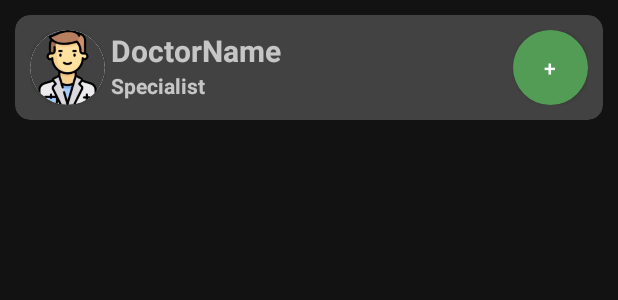
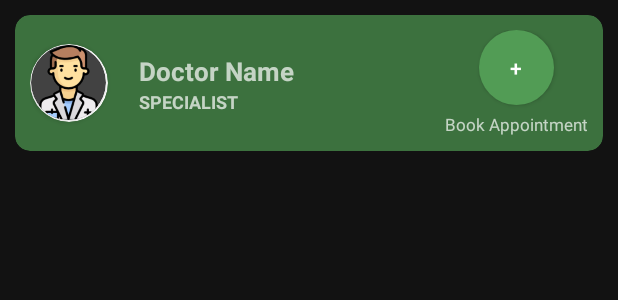
Before and after one commit to iamazmi/Hospitalmanagment, an Android app: the layout doctorview.xml on its own in the app's theme, with its tools: preview values and no code run, on a phone screen of 412 x 824 dp. Shown: the top 300 px of the screen. Run offline under Robolectric (Android 15) with nearby library versions, the phone set to English and light mode, and no system bars.

Commit message:
appointment done

```diff
--- a/app/src/main/res/drawable/circlebtn.xml
+++ b/app/src/main/res/drawable/circlebtn.xml
@@ -1,7 +1,6 @@
 <?xml version="1.0" encoding="utf-8"?>
 <shape xmlns:android="http://schemas.android.com/apk/res/android">
 
-    <solid android:color="#fff"/>
+    <solid android:color="@color/black"/>
     <corners android:radius="560dp"/>
-
 </shape>
--- a/app/src/main/res/layout/doctorview.xml
+++ b/app/src/main/res/layout/doctorview.xml
@@ -5,6 +5,7 @@
     android:layout_margin="10dp"
     xmlns:tools="http://schemas.android.com/tools"
     android:layout_width="match_parent"
+    app:cardBackgroundColor="@color/purple_700"
     android:layout_height="wrap_content">
 
     <androidx.constraintlayout.widget.ConstraintLayout
@@ -15,13 +16,13 @@
 
         <androidx.cardview.widget.CardView
             android:id="@+id/cardViewout"
-            android:layout_width="50dp"
-            android:layout_height="50dp"
+            android:layout_width="52dp"
+            android:layout_height="52dp"
             app:cardBackgroundColor="@color/white"
             app:cardCornerRadius="250dp"
-            app:layout_constraintBottom_toBottomOf="@+id/tryappointbtn"
+            app:layout_constraintBottom_toBottomOf="@+id/linearLayout2"
             app:layout_constraintStart_toStartOf="parent"
-            app:layout_constraintTop_toTopOf="@+id/tryappointbtn">
+            app:layout_constraintTop_toTopOf="parent">
 
             <androidx.cardview.widget.CardView
                 android:layout_width="50dp"
@@ -41,51 +42,74 @@
         </androidx.cardview.widget.CardView>
 
         <LinearLayout
+
             android:id="@+id/linearLayout"
             android:layout_width="wrap_content"
-            android:minWidth="250dp"
             android:layout_height="match_parent"
-            android:layout_marginStart="4dp"
+            android:layout_marginStart="12dp"
+            android:maxWidth="250dp"
             android:orientation="vertical"
-            app:layout_constraintBottom_toBottomOf="@+id/tryappointbtn"
+            app:layout_constraintBottom_toBottomOf="@+id/linearLayout2"
+            app:layout_constraintEnd_toStartOf="@+id/linearLayout2"
+            app:layout_constraintHorizontal_bias="0.079"
             app:layout_constraintStart_toEndOf="@+id/cardViewout"
-            app:layout_constraintTop_toTopOf="@+id/tryappointbtn"
-            app:layout_constraintVertical_bias="0.0">
+            app:layout_constraintTop_toTopOf="@+id/linearLayout2"
+            app:layout_constraintVertical_bias="0.515">
 
             <TextView
                 android:id="@+id/docname"
                 android:layout_width="wrap_content"
                 android:layout_height="wrap_content"
-                android:textSize="20sp"
-                android:textStyle="bold"
-                android:text="DoctorName" />
+                android:text="Doctor Name"
+                android:textSize="17sp"
+
+                android:textStyle="bold" />
 
             <TextView
+                android:textAllCaps="true"
                 android:id="@+id/docspec"
                 android:layout_width="wrap_content"
                 android:layout_height="wrap_content"
-                android:textStyle="bold"
-                android:text="Specialist" />
+                android:text="Specialist"
+                android:textSize="12sp"
+                android:textStyle="bold" />
+
             <TextView
                 android:id="@+id/docuid"
                 android:layout_width="wrap_content"
                 android:layout_height="0dp"
+                android:text="uid"
                 android:textStyle="bold"
-                android:visibility="invisible"
-                android:text="uid" />
+                android:visibility="invisible" />
         </LinearLayout>
 
-        <Button
-            android:id="@+id/tryappointbtn"
-            android:layout_width="50dp"
-            android:layout_height="50dp"
-            android:background="@drawable/circlebtn"
-            android:text="+"
+        <LinearLayout
+            android:id="@+id/linearLayout2"
+            android:layout_width="wrap_content"
+            android:layout_height="wrap_content"
+            android:gravity="center"
+            android:orientation="vertical"
             app:layout_constraintBottom_toBottomOf="parent"
             app:layout_constraintEnd_toEndOf="parent"
-            app:layout_constraintHorizontal_bias="1.0"
-            app:layout_constraintStart_toEndOf="@+id/linearLayout"
             app:layout_constraintTop_toTopOf="parent"
-            app:layout_constraintVertical_bias="0.2" />
+            app:layout_constraintVertical_bias="0.2">
+
+            <Button
+                android:id="@+id/tryappointbtn"
+                android:layout_width="50dp"
+                android:layout_height="50dp"
+                android:background="@drawable/circlebtn"
+                android:text="+" />
+
+            <TextView
+                android:layout_width="wrap_content"
+                android:layout_height="wrap_content"
+                android:layout_marginTop="5dp"
+                android:text="Book Appointment"
+                android:textSize="11sp" />
+
+        </LinearLayout>
+
+
     </androidx.constraintlayout.widget.ConstraintLayout>
 </androidx.cardview.widget.CardView>
```
Also changed, not shown: app/src/main/java/com/hospital/hospitalmanagment/user/DoctorsListActivity.java (+107 -13 lines).
